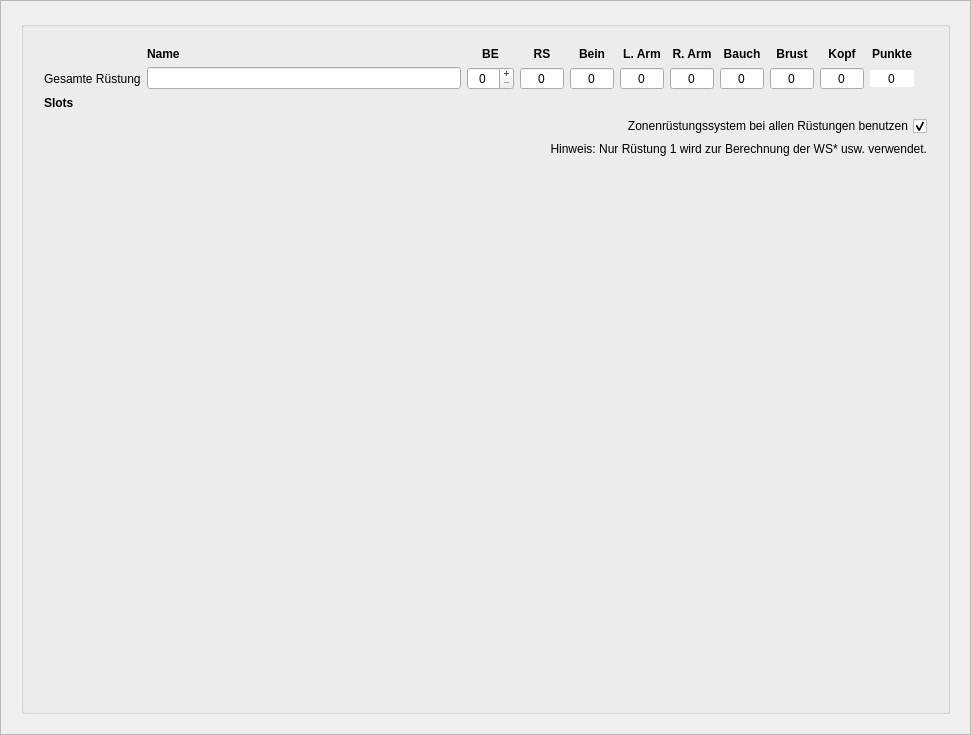
Qt form src/Sephrasto/Plugins/RuestungenPlus/UI/RSCharakterRuestung.ui (brzGatsu/Taverne) before a commit.
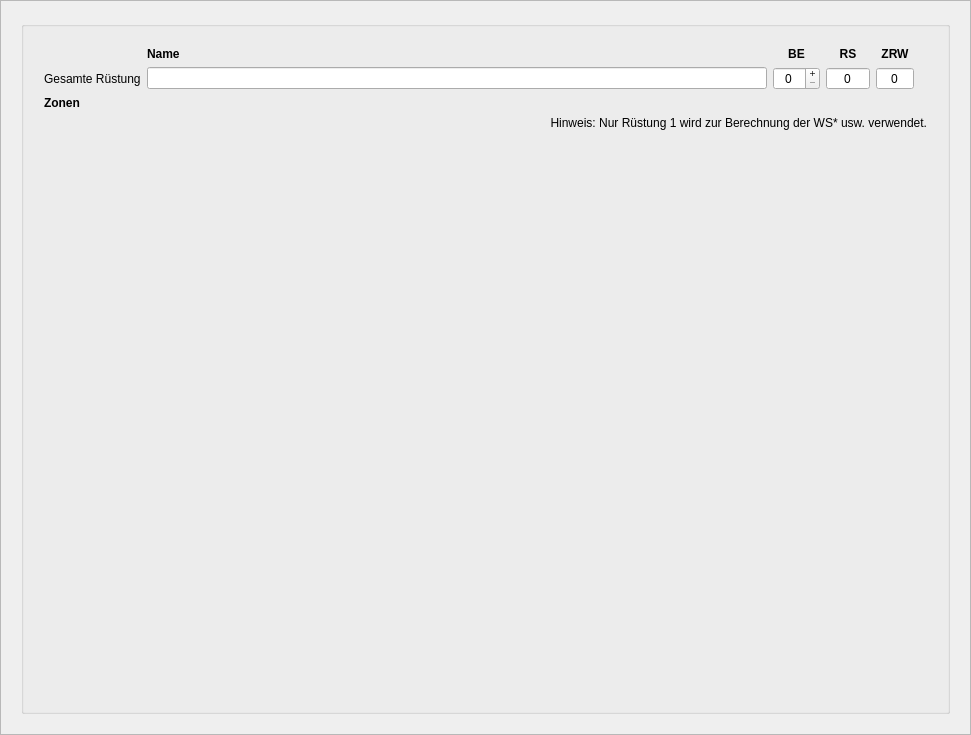
The same form after that commit.

Diff of the .ui file:
```diff
--- a/src/Sephrasto/Plugins/RuestungenPlus/UI/RSCharakterRuestung.ui
+++ b/src/Sephrasto/Plugins/RuestungenPlus/UI/RSCharakterRuestung.ui
@@ -85,116 +85,10 @@
             <property name="sizeConstraint">
              <enum>QLayout::SizeConstraint::SetDefaultConstraint</enum>
             </property>
-            <item row="0" column="6">
-             <widget class="QLabel" name="labelRarm">
-              <property name="sizePolicy">
-               <sizepolicy hsizetype="Preferred" vsizetype="Preferred">
-                <horstretch>0</horstretch>
-                <verstretch>0</verstretch>
-               </sizepolicy>
-              </property>
-              <property name="minimumSize">
-               <size>
-                <width>35</width>
-                <height>0</height>
-               </size>
-              </property>
-              <property name="font">
-               <font>
-                <bold>true</bold>
-               </font>
-              </property>
+            <item row="1" column="5">
+             <widget class="QLabel" name="label_3">
               <property name="text">
-               <string>R. Arm</string>
-              </property>
-              <property name="alignment">
-               <set>Qt::AlignmentFlag::AlignCenter</set>
-              </property>
-              <property name="class" stdset="0">
-               <string>h4</string>
-              </property>
-             </widget>
-            </item>
-            <item row="1" column="7">
-             <widget class="QSpinBox" name="spinGesamtBauch">
-              <property name="minimumSize">
-               <size>
-                <width>44</width>
-                <height>0</height>
-               </size>
-              </property>
-              <property name="toolTip">
-               <string>Die Rüstungswerte werden automatisch aus allen Slots berechnet.</string>
-              </property>
-              <property name="alignment">
-               <set>Qt::AlignmentFlag::AlignCenter</set>
-              </property>
-              <property name="readOnly">
-               <bool>true</bool>
-              </property>
-              <property name="buttonSymbols">
-               <enum>QAbstractSpinBox::ButtonSymbols::NoButtons</enum>
-              </property>
-              <property name="maximum">
-               <number>999</number>
-              </property>
-             </widget>
-            </item>
-            <item row="1" column="9">
-             <widget class="QSpinBox" name="spinGesamtKopf">
-              <property name="minimumSize">
-               <size>
-                <width>44</width>
-                <height>0</height>
-               </size>
-              </property>
-              <property name="toolTip">
-               <string>Die Rüstungswerte werden automatisch aus allen Slots berechnet.</string>
-              </property>
-              <property name="alignment">
-               <set>Qt::AlignmentFlag::AlignCenter</set>
-              </property>
-              <property name="readOnly">
-               <bool>true</bool>
-              </property>
-              <property name="buttonSymbols">
-               <enum>QAbstractSpinBox::ButtonSymbols::NoButtons</enum>
-              </property>
-              <property name="maximum">
-               <number>999</number>
-              </property>
-             </widget>
-            </item>
-            <item row="2" column="0" colspan="2">
-             <widget class="QLabel" name="label">
-              <property name="font">
-               <font>
-                <bold>true</bold>
-               </font>
-              </property>
-              <property name="text">
-               <string>Slots</string>
-              </property>
-              <property name="class" stdset="0">
-               <string>h4</string>
-              </property>
-             </widget>
-            </item>
-            <item row="0" column="10">
-             <widget class="QLabel" name="labelPunkte">
-              <property name="font">
-               <font>
-                <bold>true</bold>
-               </font>
-              </property>
-              <property name="text">
-               <string>Punkte</string>
-              </property>
-              <property name="alignment">
-               <set>Qt::AlignmentFlag::AlignCenter</set>
-              </property>
-              <property name="class" stdset="0">
-               <string>h4</string>
+               <string/>
               </property>
              </widget>
             </item>
@@ -205,28 +99,25 @@
               </property>
              </widget>
             </item>
-            <item row="1" column="5">
-             <widget class="QSpinBox" name="spinGesamtLarm">
-              <property name="minimumSize">
-               <size>
-                <width>44</width>
-                <height>0</height>
-               </size>
-              </property>
+            <item row="1" column="1">
+             <widget class="QLineEdit" name="editGesamtName">
               <property name="toolTip">
-               <string>Die Rüstungswerte werden automatisch aus allen Slots berechnet.</string>
+               <string/>
               </property>
-              <property name="alignment">
-               <set>Qt::AlignmentFlag::AlignCenter</set>
+             </widget>
+            </item>
+            <item row="2" column="0" colspan="2">
+             <widget class="QLabel" name="label">
+              <property name="font">
+               <font>
+                <bold>true</bold>
+               </font>
               </property>
-              <property name="readOnly">
-               <bool>true</bool>
+              <property name="text">
+               <string>Zonen</string>
               </property>
-              <property name="buttonSymbols">
-               <enum>QAbstractSpinBox::ButtonSymbols::NoButtons</enum>
-              </property>
-              <property name="maximum">
-               <number>999</number>
+              <property name="class" stdset="0">
+               <string>h4</string>
               </property>
              </widget>
             </item>
@@ -251,21 +142,30 @@
               </property>
              </widget>
             </item>
-            <item row="0" column="5">
-             <widget class="QLabel" name="labelLarm">
-              <property name="minimumSize">
-               <size>
-                <width>35</width>
-                <height>0</height>
-               </size>
+            <item row="0" column="1">
+             <widget class="QLabel" name="labelRName">
+              <property name="font">
+               <font>
+                <bold>true</bold>
+               </font>
               </property>
+              <property name="text">
+               <string>Name</string>
+              </property>
+              <property name="class" stdset="0">
+               <string>h4</string>
+              </property>
+             </widget>
+            </item>
+            <item row="0" column="4">
+             <widget class="QLabel" name="labelPunkte">
               <property name="font">
                <font>
                 <bold>true</bold>
                </font>
               </property>
               <property name="text">
-               <string>L. Arm</string>
+               <string>ZRW</string>
               </property>
               <property name="alignment">
                <set>Qt::AlignmentFlag::AlignCenter</set>
@@ -275,17 +175,42 @@
               </property>
              </widget>
             </item>
-            <item row="1" column="10">
-             <widget class="QSpinBox" name="spinGesamtPunkte">
+            <item row="1" column="2">
+             <widget class="QSpinBox" name="spinGesamtBE">
               <property name="minimumSize">
                <size>
                 <width>44</width>
                 <height>0</height>
                </size>
               </property>
-              <property name="frame">
+              <property name="toolTip">
+               <string>Die Rüstungswerte werden automatisch aus allen Slots berechnet.</string>
+              </property>
+              <property name="alignment">
+               <set>Qt::AlignmentFlag::AlignCenter</set>
+              </property>
+              <property name="readOnly">
                <bool>false</bool>
               </property>
+              <property name="buttonSymbols">
+               <enum>QAbstractSpinBox::ButtonSymbols::PlusMinus</enum>
+              </property>
+              <property name="maximum">
+               <number>999</number>
+              </property>
+             </widget>
+            </item>
+            <item row="1" column="3">
+             <widget class="QSpinBox" name="spinGesamtRS">
+              <property name="minimumSize">
+               <size>
+                <width>44</width>
+                <height>0</height>
+               </size>
+              </property>
+              <property name="toolTip">
+               <string>Die Rüstungswerte werden automatisch aus allen Slots berechnet.</string>
+              </property>
               <property name="alignment">
                <set>Qt::AlignmentFlag::AlignCenter</set>
               </property>
@@ -300,30 +225,6 @@
               </property>
              </widget>
             </item>
-            <item row="0" column="9">
-             <widget class="QLabel" name="labelKopf">
-              <property name="minimumSize">
-               <size>
-                <width>35</width>
-                <height>0</height>
-               </size>
-              </property>
-              <property name="font">
-               <font>
-                <bold>true</bold>
-               </font>
-              </property>
-              <property name="text">
-               <string>Kopf</string>
-              </property>
-              <property name="alignment">
-               <set>Qt::AlignmentFlag::AlignCenter</set>
-              </property>
-              <property name="class" stdset="0">
-               <string>h4</string>
-              </property>
-             </widget>
-            </item>
             <item row="0" column="2">
              <widget class="QLabel" name="labelBE">
               <property name="minimumSize">
@@ -352,16 +253,7 @@
              </widget>
             </item>
             <item row="1" column="4">
-             <widget class="QSpinBox" name="spinGesamtBein">
-              <property name="minimumSize">
-               <size>
-                <width>44</width>
-                <height>0</height>
-               </size>
-              </property>
-              <property name="toolTip">
-               <string>Die Rüstungswerte werden automatisch aus allen Slots berechnet.</string>
-              </property>
+             <widget class="QSpinBox" name="spinGesamtPunkte">
               <property name="alignment">
                <set>Qt::AlignmentFlag::AlignCenter</set>
               </property>
@@ -372,238 +264,12 @@
                <enum>QAbstractSpinBox::ButtonSymbols::NoButtons</enum>
               </property>
               <property name="maximum">
-               <number>999</number>
-              </property>
-             </widget>
-            </item>
-            <item row="1" column="1">
-             <widget class="QLineEdit" name="editGesamtName">
-              <property name="toolTip">
-               <string/>
-              </property>
-             </widget>
-            </item>
-            <item row="1" column="3">
-             <widget class="QSpinBox" name="spinGesamtRS">
-              <property name="minimumSize">
-               <size>
-                <width>44</width>
-                <height>0</height>
-               </size>
-              </property>
-              <property name="toolTip">
-               <string>Die Rüstungswerte werden automatisch aus allen Slots berechnet.</string>
-              </property>
-              <property name="alignment">
-               <set>Qt::AlignmentFlag::AlignCenter</set>
-              </property>
-              <property name="readOnly">
-               <bool>true</bool>
-              </property>
-              <property name="buttonSymbols">
-               <enum>QAbstractSpinBox::ButtonSymbols::NoButtons</enum>
-              </property>
-              <property name="maximum">
-               <number>999</number>
-              </property>
-             </widget>
-            </item>
-            <item row="1" column="8">
-             <widget class="QSpinBox" name="spinGesamtBrust">
-              <property name="minimumSize">
-               <size>
-                <width>44</width>
-                <height>0</height>
-               </size>
-              </property>
-              <property name="toolTip">
-               <string>Die Rüstungswerte werden automatisch aus allen Slots berechnet.</string>
-              </property>
-              <property name="alignment">
-               <set>Qt::AlignmentFlag::AlignCenter</set>
-              </property>
-              <property name="readOnly">
-               <bool>true</bool>
-              </property>
-              <property name="buttonSymbols">
-               <enum>QAbstractSpinBox::ButtonSymbols::NoButtons</enum>
-              </property>
-              <property name="maximum">
-               <number>999</number>
-              </property>
-             </widget>
-            </item>
-            <item row="1" column="2">
-             <widget class="QSpinBox" name="spinGesamtBE">
-              <property name="minimumSize">
-               <size>
-                <width>44</width>
-                <height>0</height>
-               </size>
-              </property>
-              <property name="toolTip">
-               <string>Die Rüstungswerte werden automatisch aus allen Slots berechnet.</string>
-              </property>
-              <property name="alignment">
-               <set>Qt::AlignmentFlag::AlignCenter</set>
-              </property>
-              <property name="readOnly">
-               <bool>false</bool>
-              </property>
-              <property name="buttonSymbols">
-               <enum>QAbstractSpinBox::ButtonSymbols::PlusMinus</enum>
-              </property>
-              <property name="maximum">
-               <number>999</number>
-              </property>
-             </widget>
-            </item>
-            <item row="0" column="7">
-             <widget class="QLabel" name="labelBauch">
-              <property name="sizePolicy">
-               <sizepolicy hsizetype="Preferred" vsizetype="Preferred">
-                <horstretch>0</horstretch>
-                <verstretch>0</verstretch>
-               </sizepolicy>
-              </property>
-              <property name="minimumSize">
-               <size>
-                <width>35</width>
-                <height>0</height>
-               </size>
-              </property>
-              <property name="font">
-               <font>
-                <bold>true</bold>
-               </font>
-              </property>
-              <property name="text">
-               <string>Bauch</string>
-              </property>
-              <property name="alignment">
-               <set>Qt::AlignmentFlag::AlignCenter</set>
-              </property>
-              <property name="class" stdset="0">
-               <string>h4</string>
-              </property>
-             </widget>
-            </item>
-            <item row="0" column="8">
-             <widget class="QLabel" name="labelBrust">
-              <property name="minimumSize">
-               <size>
-                <width>35</width>
-                <height>0</height>
-               </size>
-              </property>
-              <property name="font">
-               <font>
-                <bold>true</bold>
-               </font>
-              </property>
-              <property name="text">
-               <string>Brust</string>
-              </property>
-              <property name="alignment">
-               <set>Qt::AlignmentFlag::AlignCenter</set>
-              </property>
-              <property name="class" stdset="0">
-               <string>h4</string>
-              </property>
-             </widget>
-            </item>
-            <item row="0" column="4">
-             <widget class="QLabel" name="labelBein">
-              <property name="minimumSize">
-               <size>
-                <width>35</width>
-                <height>0</height>
-               </size>
-              </property>
-              <property name="font">
-               <font>
-                <bold>true</bold>
-               </font>
-              </property>
-              <property name="text">
-               <string>Bein</string>
-              </property>
-              <property name="alignment">
-               <set>Qt::AlignmentFlag::AlignCenter</set>
-              </property>
-              <property name="class" stdset="0">
-               <string>h4</string>
-              </property>
-             </widget>
-            </item>
-            <item row="1" column="11">
-             <widget class="QLabel" name="label_3">
-              <property name="text">
-               <string/>
-              </property>
-             </widget>
-            </item>
-            <item row="1" column="6">
-             <widget class="QSpinBox" name="spinGesamtRarm">
-              <property name="minimumSize">
-               <size>
-                <width>44</width>
-                <height>0</height>
-               </size>
-              </property>
-              <property name="toolTip">
-               <string>Die Rüstungswerte werden automatisch aus allen Slots berechnet.</string>
-              </property>
-              <property name="alignment">
-               <set>Qt::AlignmentFlag::AlignCenter</set>
-              </property>
-              <property name="readOnly">
-               <bool>true</bool>
-              </property>
-              <property name="buttonSymbols">
-               <enum>QAbstractSpinBox::ButtonSymbols::NoButtons</enum>
-              </property>
-              <property name="maximum">
-               <number>999</number>
-              </property>
-             </widget>
-            </item>
-            <item row="0" column="1">
-             <widget class="QLabel" name="labelRName">
-              <property name="font">
-               <font>
-                <bold>true</bold>
-               </font>
-              </property>
-              <property name="text">
-               <string>Name</string>
-              </property>
-              <property name="class" stdset="0">
-               <string>h4</string>
+               <number>9999</number>
               </property>
              </widget>
             </item>
            </layout>
           </item>
-          <item>
-           <widget class="QCheckBox" name="checkZonen">
-            <property name="minimumSize">
-             <size>
-              <width>0</width>
-              <height>18</height>
-             </size>
-            </property>
-            <property name="layoutDirection">
-             <enum>Qt::LayoutDirection::RightToLeft</enum>
-            </property>
-            <property name="text">
-             <string>Zonenrüstungssystem bei allen Rüstungen benutzen</string>
-            </property>
-            <property name="checked">
-             <bool>true</bool>
-            </property>
-           </widget>
-          </item>
           <item>
            <widget class="QLabel" name="labelHinweis">
             <property name="text">
```
